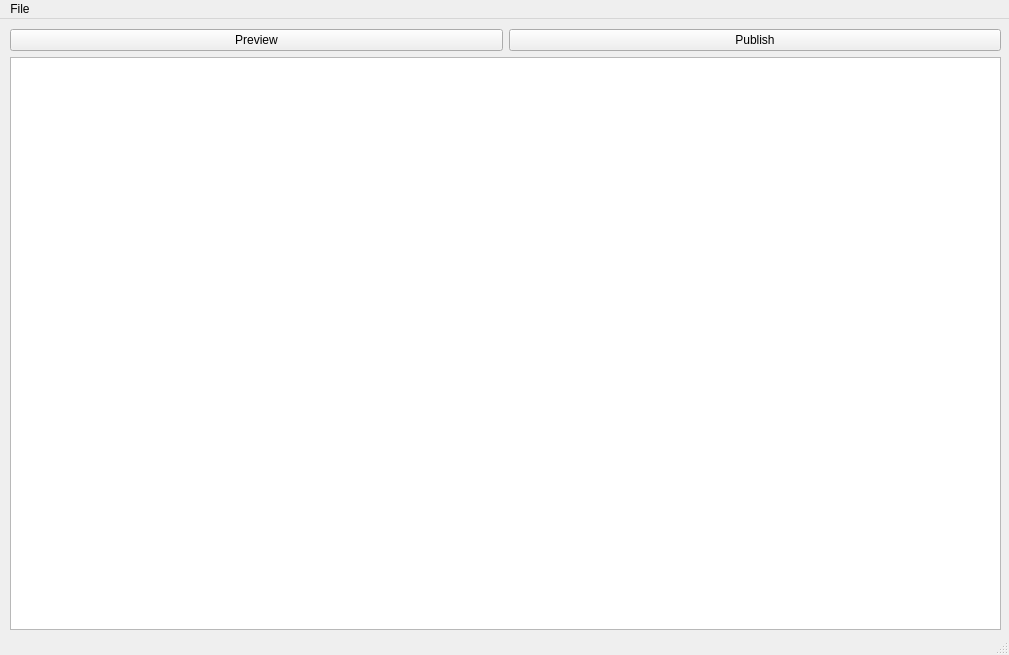
Qt form mainWindow.ui (JordanShimel/FirefighterIndoorNavigation) before a commit.
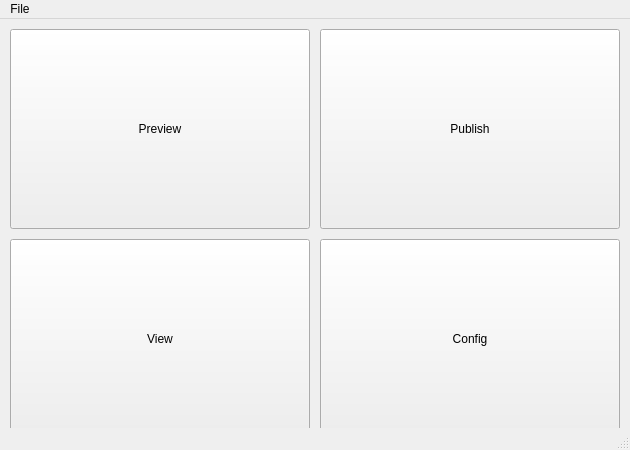
The same form after that commit.

Commit message: Changes to UI for prototype 2, slight changes to publish system, prep for adding config and non-depth message publishing.

Patch:
```diff
--- a/mainWindow.ui
+++ b/mainWindow.ui
@@ -6,42 +6,65 @@
    <rect>
     <x>0</x>
     <y>0</y>
-    <width>1009</width>
-    <height>655</height>
+    <width>630</width>
+    <height>450</height>
    </rect>
   </property>
   <property name="windowTitle">
    <string>FireFighterRemoteUnit</string>
   </property>
   <widget class="QWidget" name="centralwidget">
-   <widget class="QWidget" name="gridLayoutWidget_2">
+   <widget class="QPushButton" name="pushButtonPreview">
     <property name="geometry">
      <rect>
       <x>10</x>
       <y>10</y>
-      <width>991</width>
-      <height>601</height>
+      <width>300</width>
+      <height>200</height>
      </rect>
     </property>
-    <layout class="QGridLayout" name="gridLayout">
-     <item row="2" column="0" colspan="2">
-      <widget class="QListView" name="listViewConnectLogging"/>
-     </item>
-     <item row="0" column="1">
-      <widget class="QPushButton" name="pushButtonPublish">
-       <property name="text">
-        <string>Publish</string>
-       </property>
-      </widget>
-     </item>
-     <item row="0" column="0">
-      <widget class="QPushButton" name="pushButtonPreview">
-       <property name="text">
-        <string>Preview</string>
-       </property>
-      </widget>
-     </item>
-    </layout>
+    <property name="text">
+     <string>Preview</string>
+    </property>
+   </widget>
+   <widget class="QPushButton" name="pushButtonPublish">
+    <property name="geometry">
+     <rect>
+      <x>320</x>
+      <y>10</y>
+      <width>300</width>
+      <height>200</height>
+     </rect>
+    </property>
+    <property name="text">
+     <string>Publish</string>
+    </property>
+   </widget>
+   <widget class="QPushButton" name="pushButtonView">
+    <property name="geometry">
+     <rect>
+      <x>10</x>
+      <y>220</y>
+      <width>300</width>
+      <height>200</height>
+     </rect>
+    </property>
+    <property name="text">
+     <string>View</string>
+    </property>
+   </widget>
+   <widget class="QPushButton" name="pushButtonConfig">
+    <property name="geometry">
+     <rect>
+      <x>320</x>
+      <y>220</y>
+      <width>300</width>
+      <height>200</height>
+     </rect>
+    </property>
+    <property name="text">
+     <string>Config</string>
+    </property>
    </widget>
   </widget>
   <widget class="QStatusBar" name="statusbar"/>
@@ -50,7 +73,7 @@
     <rect>
      <x>0</x>
      <y>0</y>
-     <width>1009</width>
+     <width>630</width>
      <height>22</height>
     </rect>
    </property>
```
Left out of the diff: 4 changed lines with no effect on the pictures. The commit also changes 5 other files.
